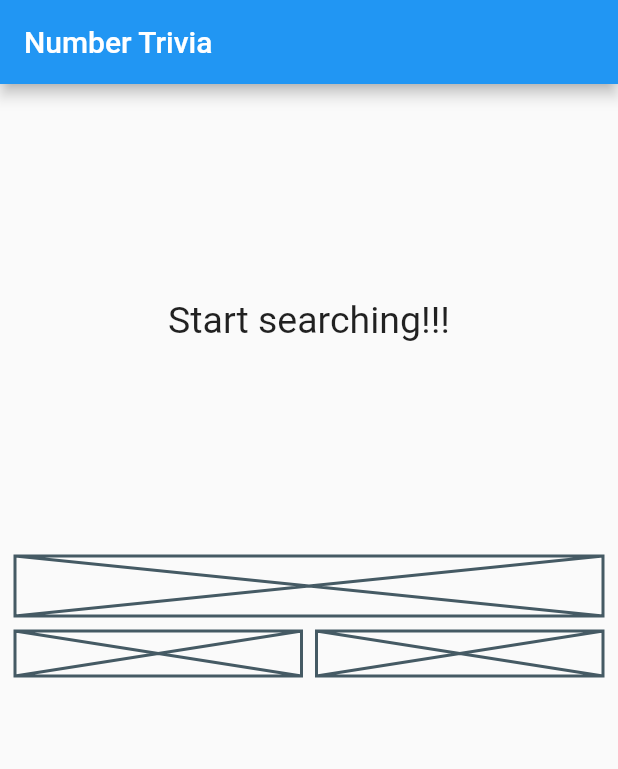
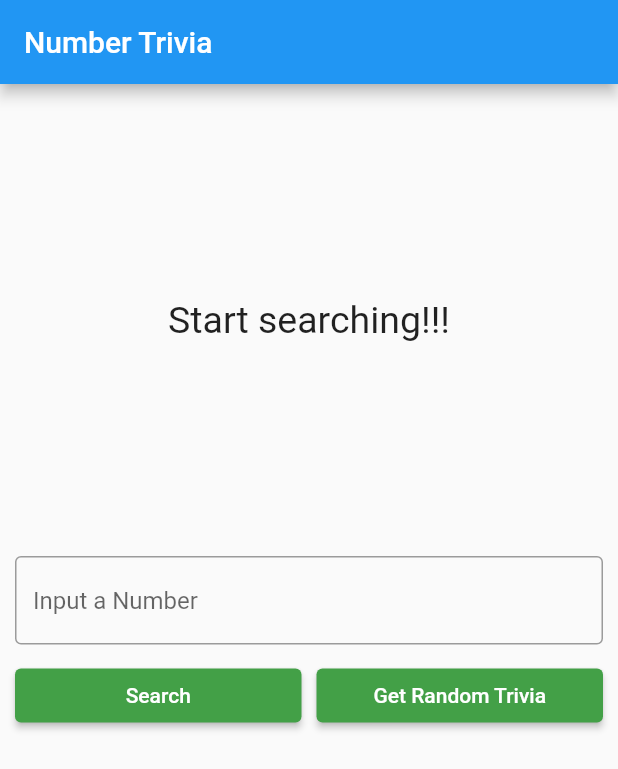
Before and after one commit to ace4seven/clean_architecture_flutter, a Flutter app: the screen it shows after launch, on a phone screen of 412 x 824 dp. Shown: the top 769 px of the screen. Run offline on Flutter 3.47's test engine with Material 2 defaults, Android fonts, the phone set to English and light mode, and no system bars; our stand-ins replace bloc, dartz, equatable, flutter_bloc, get_it, internet_connection_checker and 2 more; missing offline and left inert: dart:ffi.

Commit message:
Finalize app UI

```diff
--- a/lib/feature/number_trivia/domain/datasource/number_trivia_remote_datasource.dart
+++ b/lib/feature/number_trivia/domain/datasource/number_trivia_remote_datasource.dart
@@ -12,6 +12,10 @@ abstract class NumberTriviaRemoteDatasource {
 
 class NumberTriviaRemoteDatasourceImpl implements NumberTriviaRemoteDatasource {
   final http.Client client;
+  final Map<String,String> _headers = {
+    'Content-type' : 'application/json',
+    'Accept': 'application/json',
+  };
 
   NumberTriviaRemoteDatasourceImpl({required this.client});
 
@@ -27,7 +31,7 @@ class NumberTriviaRemoteDatasourceImpl implements NumberTriviaRemoteDatasource {
 
   Future<NumberTriviaModel> _getTriviaFromUrl(String param) async {
     final uri = Uri.http('numbersapi.com', param);
-    final response = await client.get(uri);
+    final response = await client.get(uri, headers: _headers);
 
     if (response.statusCode == 200) {
       return NumberTriviaModel.fromJson(json.decode(response.body));
--- a/lib/feature/number_trivia/presentation/pages/number_trivia_screen.dart
+++ b/lib/feature/number_trivia/presentation/pages/number_trivia_screen.dart
@@ -48,21 +48,7 @@ class NumberTriviaScreen extends StatelessWidget {
                 },
               ),
               const SizedBox(height: 20),
-              Column(
-                children: [
-                  const Placeholder(
-                    fallbackHeight: 40,
-                  ),
-                  const SizedBox(height: 10),
-                  Row(
-                    children: const [
-                      Expanded(child: Placeholder(fallbackHeight: 30)),
-                      SizedBox(width: 10),
-                      Expanded(child: Placeholder(fallbackHeight: 30)),
-                    ],
-                  ),
-                ],
-              )
+              const TriviaControls()
             ],
           ),
         ),
--- /dev/null
+++ b/lib/feature/number_trivia/presentation/widget/trivia_controls.dart
@@ -0,0 +1,73 @@
+import 'package:flutter/cupertino.dart';
+import 'package:flutter/material.dart';
+import 'package:flutter_bloc/flutter_bloc.dart';
+
+import '../bloc/number_trivia_bloc.dart';
+
+class TriviaControls extends StatefulWidget {
+  const TriviaControls({
+    Key? key,
+  }) : super(key: key);
+
+  @override
+  State<TriviaControls> createState() => _TriviaControlsState();
+}
+
+class _TriviaControlsState extends State<TriviaControls> {
+  final _textfieldController = TextEditingController();
+  String inputString = "";
+
+  @override
+  Widget build(BuildContext context) {
+    return Column(
+      children: [
+        TextField(
+          controller: _textfieldController,
+          keyboardType: TextInputType.number,
+          decoration: const InputDecoration(
+            border: OutlineInputBorder(),
+            hintText: "Input a Number",
+          ),
+          onChanged: (value) {
+            inputString = value;
+          },
+          onSubmitted: (value) { dispatchConcrete(); },
+        ),
+        const SizedBox(height: 10),
+        Row(
+          children: [
+            Expanded(
+              child: ElevatedButton(
+                child: Text("Search"),
+                style: ElevatedButton.styleFrom(
+                    backgroundColor: Theme.of(context).colorScheme.secondary),
+                onPressed: dispatchConcrete,
+              ),
+            ),
+            SizedBox(width: 10),
+            Expanded(
+              child: ElevatedButton(
+                child: Text("Get Random Trivia"),
+                style: ElevatedButton.styleFrom(
+                    backgroundColor: Theme.of(context).colorScheme.secondary),
+                onPressed: dispatchRandom,
+              ),
+            ),
+          ],
+        ),
+      ],
+    );
+  }
+
+  void dispatchConcrete() {
+    _textfieldController.clear();
+    BlocProvider.of<NumberTriviaBloc>(context)
+        .add(GetTriviaForConcreteNumber(inputString));
+  }
+
+  void dispatchRandom() {
+    _textfieldController.clear();
+    BlocProvider.of<NumberTriviaBloc>(context)
+        .add(GetTriviaForRandomNumber());
+  }
+}
--- a/lib/feature/number_trivia/presentation/widget/widgets.dart
+++ b/lib/feature/number_trivia/presentation/widget/widgets.dart
@@ -1,3 +1,4 @@
 export 'loading_display.dart';
 export 'message_display.dart';
 export 'trivia_display.dart';
+export 'trivia_controls.dart';
```
Also changed, not shown: lib/feature/number_trivia/presentation/bloc/number_trivia_bloc.dart (+4 -5 lines).
